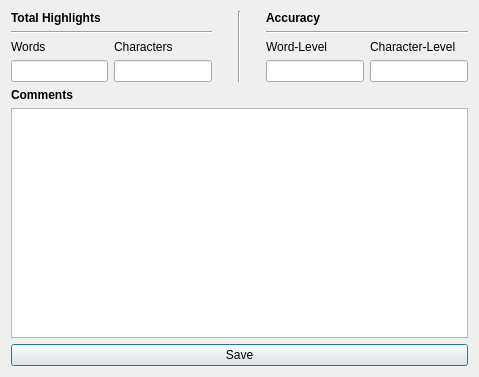
First picture: the form in FrameWorkCode/commentsview.ui, repository UDAAN-LEAP/leap-pe-tool, before the edit.
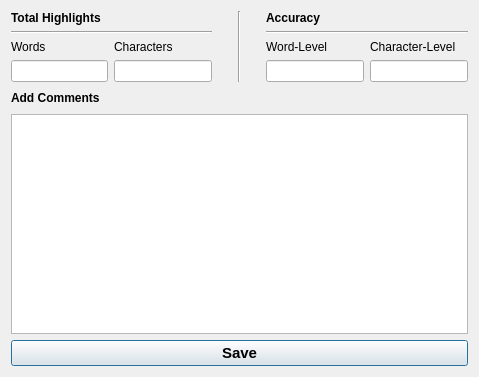
Second picture: the form after the edit.

Commit message: verifier-version comments modified

```diff
--- a/FrameWorkCode/commentsview.ui
+++ b/FrameWorkCode/commentsview.ui
@@ -13,8 +13,6 @@
   <property name="windowTitle">
    <string>View Comments</string>
   </property>
-  <layout class="QHBoxLayout" name="horizontalLayout_4">
-   <item>
     <layout class="QVBoxLayout" name="verticalLayout_7">
      <item>
       <layout class="QHBoxLayout" name="horizontalLayout_3">
@@ -154,11 +152,123 @@
       </layout>
      </item>
      <item>
+    <layout class="QHBoxLayout" name="horizontalLayout_5">
+     <item>
       <widget class="QLabel" name="label_3">
        <property name="text">
-        <string>&lt;b&gt;Comments&lt;/b&gt;</string>
+        <string>&lt;html&gt;&lt;head/&gt;&lt;body&gt;&lt;p&gt;&lt;span style=&quot; font-weight:600;&quot;&gt;Add Comments&lt;/span&gt;&lt;/p&gt;&lt;/body&gt;&lt;/html&gt;</string>
        </property>
       </widget>
+     </item>
+     <item>
+      <layout class="QHBoxLayout" name="horizontalLayout_4">
+       <item>
+        <spacer name="horizontalSpacer_3">
+         <property name="orientation">
+          <enum>Qt::Horizontal</enum>
+         </property>
+         <property name="sizeHint" stdset="0">
+          <size>
+           <width>40</width>
+           <height>20</height>
+          </size>
+         </property>
+        </spacer>
+       </item>
+       <item>
+        <spacer name="horizontalSpacer_4">
+         <property name="orientation">
+          <enum>Qt::Horizontal</enum>
+         </property>
+         <property name="sizeHint" stdset="0">
+          <size>
+           <width>40</width>
+           <height>20</height>
+          </size>
+         </property>
+        </spacer>
+       </item>
+       <item>
+        <spacer name="horizontalSpacer_5">
+         <property name="orientation">
+          <enum>Qt::Horizontal</enum>
+         </property>
+         <property name="sizeHint" stdset="0">
+          <size>
+           <width>40</width>
+           <height>20</height>
+          </size>
+         </property>
+        </spacer>
+       </item>
+       <item>
+        <spacer name="horizontalSpacer_6">
+         <property name="orientation">
+          <enum>Qt::Horizontal</enum>
+         </property>
+         <property name="sizeHint" stdset="0">
+          <size>
+           <width>40</width>
+           <height>20</height>
+          </size>
+         </property>
+        </spacer>
+       </item>
+       <item>
+        <spacer name="horizontalSpacer_7">
+         <property name="orientation">
+          <enum>Qt::Horizontal</enum>
+         </property>
+         <property name="sizeHint" stdset="0">
+          <size>
+           <width>40</width>
+           <height>20</height>
+          </size>
+         </property>
+        </spacer>
+       </item>
+       <item>
+        <spacer name="horizontalSpacer_8">
+         <property name="orientation">
+          <enum>Qt::Horizontal</enum>
+         </property>
+         <property name="sizeHint" stdset="0">
+          <size>
+           <width>40</width>
+           <height>20</height>
+          </size>
+         </property>
+        </spacer>
+       </item>
+       <item>
+        <spacer name="horizontalSpacer_9">
+         <property name="orientation">
+          <enum>Qt::Horizontal</enum>
+         </property>
+         <property name="sizeHint" stdset="0">
+          <size>
+           <width>40</width>
+           <height>20</height>
+          </size>
+         </property>
+        </spacer>
+       </item>
+       <item>
+        <spacer name="horizontalSpacer_10">
+         <property name="orientation">
+          <enum>Qt::Horizontal</enum>
+         </property>
+         <property name="sizeHint" stdset="0">
+          <size>
+           <width>40</width>
+           <height>20</height>
+          </size>
+         </property>
+        </spacer>
+       </item>
+      </layout>
+     </item>
+    </layout>
      </item>
      <item>
       <widget class="QTextBrowser" name="commentTextBrowser">
@@ -176,16 +286,28 @@
          <bold>false</bold>
         </font>
        </property>
+     <property name="readOnly">
+      <bool>false</bool>
+     </property>
+     <property name="overwriteMode">
+      <bool>true</bool>
+     </property>
       </widget>
      </item>
      <item>
       <widget class="QPushButton" name="pushButton">
+     <property name="font">
+      <font>
+       <pointsize>11</pointsize>
+       <weight>75</weight>
+       <bold>true</bold>
+       <underline>false</underline>
+      </font>
+     </property>
        <property name="text">
         <string>Save</string>
        </property>
       </widget>
-     </item>
-    </layout>
    </item>
   </layout>
  </widget>
```
Lines whose indentation alone changed are shown as unchanged. The commit also changes 21 other files.
